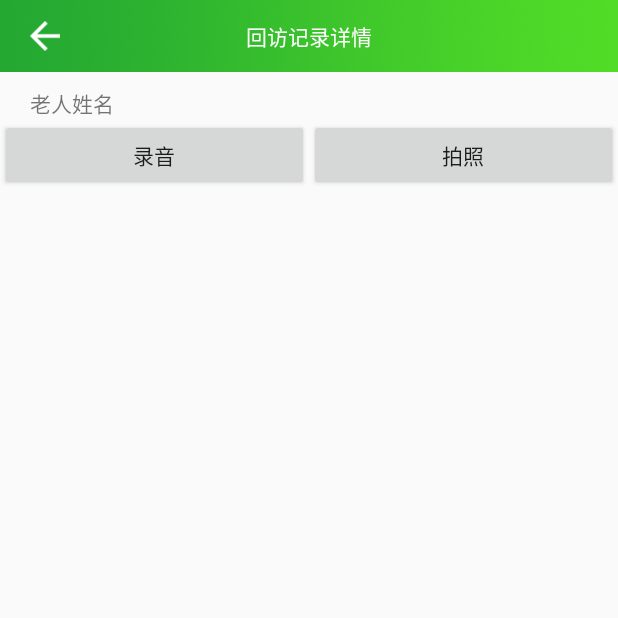
After one commit to daringjw/GridMember, an Android app: the ReturnVisitRecordActivity screen opened directly, with no data from a screen before it, on a phone screen of 412 x 824 dp, the top half of it. The commit adds this screen. Run offline under Robolectric (Android 15) with nearby library versions, the phone set to English and light mode, and no system bars.

Commit message:
开发回访记录详情

```diff
--- a/GridMember/app/src/main/AndroidManifest.xml
+++ b/GridMember/app/src/main/AndroidManifest.xml
@@ -117,6 +117,15 @@
         </activity>
 
         <activity
+            android:name=".ui.ReturnVisitRecordActivity"
+            android:launchMode="singleInstance"
+            android:screenOrientation="portrait"
+            >
+        </activity>
+
+
+
+        <activity
             android:name=".ui.BaiduMapActivity"
             android:launchMode="singleInstance"
             android:screenOrientation="portrait"
--- /dev/null
+++ b/GridMember/app/src/main/java/com/jkkc/gridmember/ui/ReturnVisitRecordActivity.java
@@ -0,0 +1,56 @@
+package com.jkkc.gridmember.ui;
+
+import android.os.Bundle;
+import android.support.annotation.Nullable;
+import android.support.v7.app.AppCompatActivity;
+import android.view.View;
+import android.widget.Button;
+import android.widget.ImageView;
+import android.widget.TextView;
+
+import com.jkkc.gridmember.R;
+
+/**
+ * Created by Guan on 2018/1/26.
+ * <p>
+ * 回访记录详情
+ */
+
+public class ReturnVisitRecordActivity extends AppCompatActivity {
+
+    private Button mBtnTakePic;
+
+    @Override
+    protected void onCreate(@Nullable Bundle savedInstanceState) {
+        super.onCreate(savedInstanceState);
+
+        setContentView(R.layout.activity_return_visit_record);
+
+        ImageView ivBack = (ImageView) findViewById(R.id.ivBack);
+        ivBack.setOnClickListener(new View.OnClickListener() {
+            @Override
+            public void onClick(View view) {
+
+                finish();
+            }
+        });
+
+
+        String oldName = getIntent().getStringExtra("oldName");
+        TextView tvOldName = (TextView) findViewById(R.id.tvOldName);
+        tvOldName.setText(oldName);
+
+        mBtnTakePic = (Button) findViewById(R.id.btnTakePic);
+        mBtnTakePic.setOnClickListener(new View.OnClickListener() {
+            @Override
+            public void onClick(View view) {
+
+
+            }
+        });
+
+
+
+
+    }
+}
--- a/GridMember/app/src/main/java/com/jkkc/gridmember/ui/fragment/ReturnVisitFragment.java
+++ b/GridMember/app/src/main/java/com/jkkc/gridmember/ui/fragment/ReturnVisitFragment.java
@@ -30,6 +30,7 @@ import com.jkkc.gridmember.bean.LoginInfo;
 import com.jkkc.gridmember.bean.ReturnVisitList;
 import com.jkkc.gridmember.bean.ReturnVisitListData;
 import com.jkkc.gridmember.common.Config;
+import com.jkkc.gridmember.ui.ReturnVisitRecordActivity;
 import com.jkkc.gridmember.utils.PrefUtils;
 import com.lzy.okgo.OkGo;
 import com.lzy.okgo.callback.StringCallback;
@@ -270,6 +271,18 @@ public class ReturnVisitFragment extends Fragment implements DatePickerDialog.On
             //将数据保存在itemView的Tag中，以便点击时进行获取
             viewHolder.itemView.setTag(datas.get(position).getName());
 
+            viewHolder.ivfu.setOnClickListener(new View.OnClickListener() {
+                @Override
+                public void onClick(View view) {
+
+                    Intent intent = new Intent(getActivity(), ReturnVisitRecordActivity.class);
+                    intent.putExtra("oldName",datas.get(position).getName());
+                    startActivity(intent);
+
+
+
+                }
+            });
 
             viewHolder.ivGuide.setOnClickListener(new View.OnClickListener() {
                 @Override
@@ -370,7 +383,7 @@ public class ReturnVisitFragment extends Fragment implements DatePickerDialog.On
         public class ViewHolder extends RecyclerView.ViewHolder {
             //            public TextView mTextView;
             public TextView tvName, tvHomeAddress, tvDay;
-            public ImageView ivCall, ivGuide, viewById;
+            public ImageView ivCall, ivGuide, ivfu;
 
 
             public ViewHolder(View view) {
@@ -381,7 +394,7 @@ public class ReturnVisitFragment extends Fragment implements DatePickerDialog.On
                 tvDay = view.findViewById(R.id.tvDay);
                 ivCall = view.findViewById(R.id.ivCall);
                 ivGuide = view.findViewById(R.id.ivGuide);
-                viewById = view.findViewById(R.id.ivfu);
+                ivfu = view.findViewById(R.id.ivfu);
 
 
             }
--- a/GridMember/app/src/main/res/layout/activity_main.xml
+++ b/GridMember/app/src/main/res/layout/activity_main.xml
@@ -25,7 +25,7 @@
         app:tabIndicatorColor="#0ff"
         app:tabMode="fixed"
         app:tabSelectedTextColor="#ffaa25"
-        app:tabBackground="@color/float_transparent"
+        app:tabBackground="@mipmap/splash"
 
 
 
--- /dev/null
+++ b/GridMember/app/src/main/res/layout/activity_return_visit_record.xml
@@ -0,0 +1,73 @@
+<?xml version="1.0" encoding="utf-8"?>
+<LinearLayout
+    xmlns:android="http://schemas.android.com/apk/res/android"
+    android:layout_width="match_parent"
+    android:layout_height="match_parent"
+    android:orientation="vertical">
+
+    <RelativeLayout
+        android:layout_width="match_parent"
+        android:layout_height="48dp"
+        android:background="@mipmap/guide_bar">
+
+        <ImageView
+            android:id="@+id/ivBack"
+            android:layout_width="wrap_content"
+            android:layout_height="wrap_content"
+            android:layout_centerVertical="true"
+            android:layout_marginLeft="20dp"
+            android:src="@mipmap/logout"/>
+
+        <TextView
+            android:layout_width="wrap_content"
+            android:layout_height="wrap_content"
+            android:layout_centerInParent="true"
+            android:text="回访记录详情"
+            android:textColor="#fff"/>
+
+    </RelativeLayout>
+
+    <RelativeLayout
+        android:layout_width="match_parent"
+        android:layout_height="wrap_content"
+        android:layout_marginTop="10dp">
+
+        <TextView
+            android:layout_width="wrap_content"
+            android:layout_height="wrap_content"
+            android:layout_marginLeft="20dp"
+            android:text="老人姓名"/>
+
+        <TextView
+            android:id="@+id/tvOldName"
+            android:layout_width="wrap_content"
+            android:layout_height="wrap_content"
+            android:layout_alignParentRight="true"
+            android:layout_marginRight="20dp"
+            android:text="张三"/>
+
+    </RelativeLayout>
+
+    <LinearLayout
+        android:layout_width="match_parent"
+        android:layout_height="wrap_content"
+        android:orientation="horizontal">
+
+        <Button
+            android:id="@+id/btnRecord"
+            android:layout_width="0dp"
+            android:layout_height="wrap_content"
+            android:layout_weight="1"
+            android:text="录音"/>
+
+        <Button
+            android:id="@+id/btnTakePic"
+            android:layout_width="0dp"
+            android:layout_height="wrap_content"
+            android:layout_weight="1"
+            android:text="拍照"/>
+
+
+    </LinearLayout>
+
+</LinearLayout>
```
